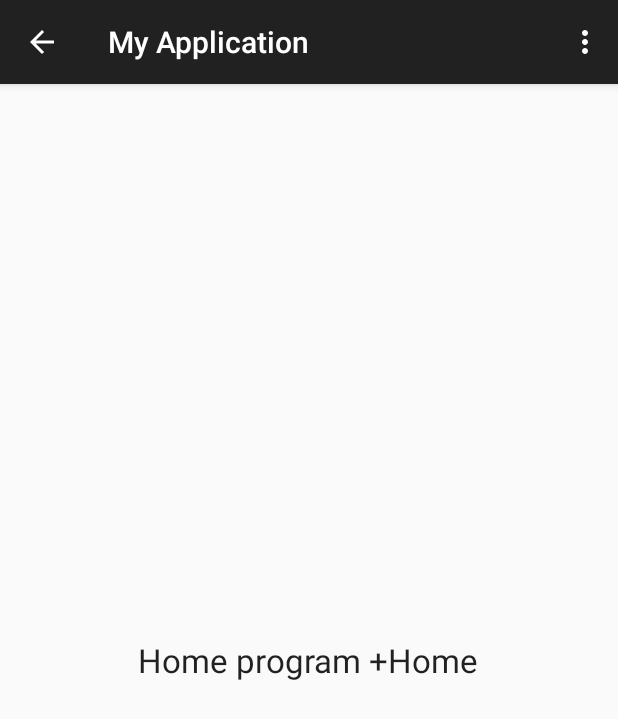
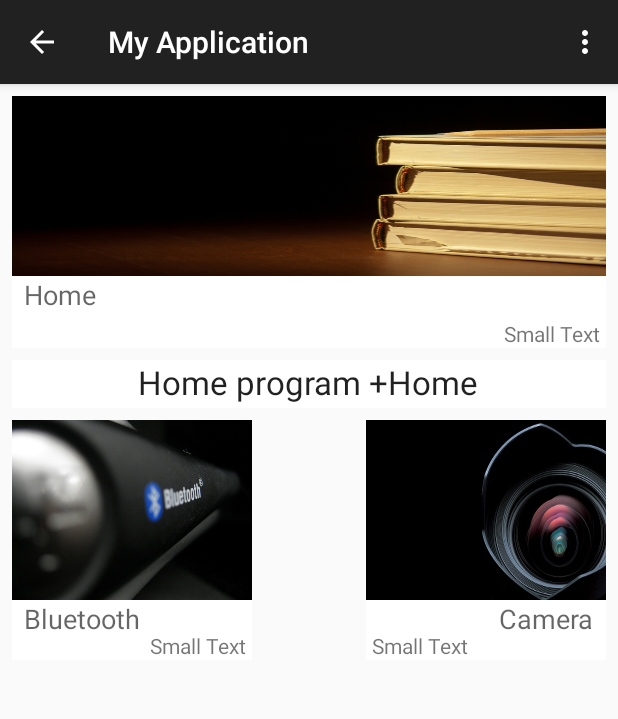
Before and after one commit to GimmyHchs/BarcodeScanner, an Android app: the screen it shows after launch (NavigationDrawerActivity), on a phone screen of 412 x 824 dp. Shown: the top 719 px of the screen. Run offline under Robolectric (Android 15) with nearby library versions, the phone set to English and light mode, and no system bars; 2 statements that could not run were skipped.

Commit message:
HomePage Design
1.import 3 JPG file
2.Link Home page To other pages

```diff
--- a/app/src/main/java/com/genki/user/barcodescanner/FragmentHome.java
+++ b/app/src/main/java/com/genki/user/barcodescanner/FragmentHome.java
@@ -3,15 +3,19 @@ package com.genki.user.barcodescanner;
 import android.os.Bundle;
 import android.support.annotation.Nullable;
 import android.support.v4.app.Fragment;
+import android.support.v4.app.FragmentManager;
 import android.view.LayoutInflater;
 import android.view.View;
 import android.view.ViewGroup;
+import android.widget.ImageView;
 import android.widget.TextView;
 
 /**
  * Created by User on 2015/4/13.
  */
 public class FragmentHome extends Fragment {
+    private ImageView iv_bluetooth;
+    private ImageView iv_camera;
     @Override
     public View onCreateView(LayoutInflater inflater, @Nullable ViewGroup container, @Nullable Bundle savedInstanceState) {
         return inflater.inflate(R.layout.fragment_home, container, false);
@@ -22,6 +26,23 @@ public class FragmentHome extends Fragment {
         super.onActivityCreated(savedInstanceState);
         TextView tv=(TextView) getView().findViewById(R.id.tv_fragment_home_test);
         tv.setText("Home program +"+tv.getText().toString());
+        iv_bluetooth=(ImageView)getActivity().findViewById(R.id.iv_fragment_home_bluetooth);
+        iv_bluetooth.setOnClickListener(new View.OnClickListener() {
+            @Override
+            public void onClick(View v) {
+                FragmentManager fragmentManager=getActivity().getSupportFragmentManager();
+                fragmentManager.beginTransaction().replace(R.id.content_frame,new FragmentBluetooth()).commit();
+            }
+        });
+
+        iv_camera=(ImageView)getActivity().findViewById(R.id.iv_fragment_home_camera);
+        iv_camera.setOnClickListener(new View.OnClickListener() {
+            @Override
+            public void onClick(View v) {
+                FragmentManager fragmentManager=getActivity().getSupportFragmentManager();
+                fragmentManager.beginTransaction().replace(R.id.content_frame,new FragmentCamera()).commit();
+            }
+        });
 
     }
 }
--- a/app/src/main/java/com/genki/user/barcodescanner/MainActivity.java
+++ b/app/src/main/java/com/genki/user/barcodescanner/MainActivity.java
@@ -15,6 +15,7 @@ import android.view.MenuItem;
 import android.view.View;
 import android.widget.Button;
 import android.widget.EditText;
+import android.widget.ImageView;
 import android.widget.TextView;
 
 import com.google.zxing.integration.android.IntentIntegrator;
@@ -29,6 +30,7 @@ public class MainActivity extends ActionBarActivity {
     private TextView tv_record;
     private EditText ed;
     private Button btn_start, btn_stop,btn_camerascan;
+
 
     private HttpRequestToSMSServer requestToSMSServer;
 
--- a/app/src/main/java/com/genki/user/barcodescanner/NavigationDrawerActivity.java
+++ b/app/src/main/java/com/genki/user/barcodescanner/NavigationDrawerActivity.java
@@ -119,8 +119,7 @@ public class NavigationDrawerActivity extends ActionBarActivity {
                 return;
         }
         if(fragment!=null){
-            FragmentManager fragmentManager=getSupportFragmentManager();
-            fragmentManager.beginTransaction().replace(R.id.content_frame,fragment).commit();
+            replaceContentView(fragment);
         }
         // 更新被選擇項目，換標題文字，關閉選單
         lstDrawer.setItemChecked(position, true);
@@ -141,6 +140,19 @@ public class NavigationDrawerActivity extends ActionBarActivity {
     }
     private void findAllView(){
 
+    }
+    private void replaceToHomePage(){
+
+    }
+    private void replaceToBluetoothPage(){
+
+    }
+    private void replaceToCameraPage(){
+
+    }
+    private void replaceContentView(Fragment fragment){
+        FragmentManager fragmentManager=getSupportFragmentManager();
+        fragmentManager.beginTransaction().replace(R.id.content_frame,fragment).commit();
     }
 
 
--- a/app/src/main/res/layout/fragment_home.xml
+++ b/app/src/main/res/layout/fragment_home.xml
@@ -3,13 +3,154 @@
     android:layout_width="match_parent"
     android:layout_height="match_parent" >
 
-    <TextView
-        android:id="@+id/tv_fragment_home_test"
+
+
+    <ImageView
         android:layout_width="wrap_content"
-        android:layout_height="wrap_content"
+        android:layout_height="120dp"
+        android:id="@+id/imageView"
+        android:layout_alignParentTop="true"
         android:layout_centerHorizontal="true"
-        android:layout_centerVertical="true"
-        android:text="Home"
-        android:textAppearance="?android:attr/textAppearanceLarge" />
+        android:background="@drawable/background_book"
+        android:scaleType="fitCenter"
+        android:layout_marginLeft="8dp"
+        android:layout_marginRight="8dp"
+        android:layout_marginTop="8dp" />
+
+    <RelativeLayout
+        android:orientation="horizontal"
+        android:layout_width="fill_parent"
+        android:layout_height="48dp"
+        android:layout_below="@+id/imageView"
+        android:layout_centerHorizontal="true"
+        android:background="#FFFFFF"
+        android:layout_marginLeft="8dp"
+        android:layout_marginRight="8dp"
+        android:id="@+id/relativeLayout">
+
+        <TextView
+            android:layout_width="wrap_content"
+            android:layout_height="wrap_content"
+            android:textAppearance="?android:attr/textAppearanceMedium"
+            android:text="Home"
+            android:id="@+id/textView"
+            android:layout_marginLeft="8dp" />
+
+        <TextView
+            android:layout_width="wrap_content"
+            android:layout_height="wrap_content"
+            android:textAppearance="?android:attr/textAppearanceSmall"
+            android:text="Small Text"
+
+            android:id="@+id/textView2"
+            android:layout_alignParentBottom="true"
+            android:layout_alignParentRight="true"
+            android:layout_alignParentEnd="true"
+            android:layout_marginRight="4dp" />
+    </RelativeLayout>
+
+    <RelativeLayout
+        android:layout_width="fill_parent"
+        android:layout_height="32dp"
+        android:layout_marginRight="8dp"
+        android:layout_marginBottom="8dp"
+        android:layout_below="@+id/relativeLayout"
+        android:layout_alignLeft="@+id/relativeLayout"
+        android:layout_alignStart="@+id/relativeLayout"
+        android:layout_marginTop="8dp"
+        android:background="#FFFFFF"
+        android:id="@+id/relativeLayout2">
+
+        <TextView
+            android:id="@+id/tv_fragment_home_test"
+            android:layout_width="wrap_content"
+            android:layout_height="match_parent"
+            android:layout_centerHorizontal="true"
+            android:layout_centerVertical="true"
+            android:text="Home"
+            android:textAppearance="?android:attr/textAppearanceLarge" />
+        </RelativeLayout>
+
+    <ImageView
+        android:layout_width="160dp"
+        android:layout_height="120dp"
+        android:id="@+id/iv_fragment_home_bluetooth"
+        android:background="@drawable/background_bluetooth"
+        android:layout_below="@+id/relativeLayout2"
+        android:layout_alignLeft="@+id/relativeLayout2"
+        android:layout_alignStart="@+id/relativeLayout2" />
+
+    <RelativeLayout
+        android:layout_width="fill_parent"
+        android:layout_height="40dp"
+        android:layout_below="@+id/iv_fragment_home_bluetooth"
+        android:layout_alignLeft="@+id/iv_fragment_home_bluetooth"
+        android:layout_alignStart="@+id/iv_fragment_home_bluetooth"
+        android:layout_alignRight="@+id/iv_fragment_home_bluetooth"
+        android:background="#FFFFFF"
+        android:layout_alignEnd="@+id/iv_fragment_home_bluetooth">
+
+        <TextView
+            android:layout_width="wrap_content"
+            android:layout_height="wrap_content"
+            android:textAppearance="?android:attr/textAppearanceMedium"
+            android:text="Bluetooth"
+            android:id="@+id/textView3"
+            android:layout_marginLeft="8dp" />
+
+        <TextView
+            android:layout_width="wrap_content"
+            android:layout_height="wrap_content"
+            android:textAppearance="?android:attr/textAppearanceSmall"
+            android:text="Small Text"
+            android:id="@+id/textView4"
+            android:layout_alignParentBottom="true"
+            android:layout_alignParentRight="true"
+            android:layout_alignParentEnd="true"
+            android:layout_marginRight="4dp" />
+    </RelativeLayout>
+
+    <ImageView
+        android:layout_width="160dp"
+        android:layout_height="120dp"
+        android:id="@+id/iv_fragment_home_camera"
+        android:layout_alignTop="@+id/iv_fragment_home_bluetooth"
+        android:layout_alignRight="@+id/relativeLayout2"
+        android:layout_alignEnd="@+id/relativeLayout2"
+        android:background="@drawable/background_camera" />
+
+    <RelativeLayout
+        android:layout_width="fill_parent"
+        android:layout_height="40dp"
+        android:layout_below="@+id/iv_fragment_home_camera"
+        android:layout_alignLeft="@+id/iv_fragment_home_camera"
+        android:layout_alignStart="@+id/iv_fragment_home_camera"
+        android:layout_alignRight="@+id/relativeLayout2"
+        android:layout_alignEnd="@+id/relativeLayout2"
+        android:background="#FFFFFF"
+        >
+
+        <TextView
+            android:layout_width="wrap_content"
+            android:layout_height="wrap_content"
+            android:textAppearance="?android:attr/textAppearanceMedium"
+            android:text="Camera"
+            android:id="@+id/textView5"
+            android:layout_alignParentTop="true"
+            android:layout_alignParentRight="true"
+            android:layout_alignParentEnd="true"
+            android:layout_marginRight="8dp" />
+
+        <TextView
+            android:layout_width="wrap_content"
+            android:layout_height="wrap_content"
+            android:textAppearance="?android:attr/textAppearanceSmall"
+            android:text="Small Text"
+            android:id="@+id/textView6"
+            android:layout_alignParentBottom="true"
+            android:layout_alignParentLeft="true"
+            android:layout_alignParentStart="true"
+            android:layout_marginLeft="4dp" />
+    </RelativeLayout>
 
 </RelativeLayout>
```
Also changed, not shown: app/src/main/res/drawable/background_bluetooth.jpg (added), app/src/main/res/drawable/background_book.jpg (added), app/src/main/res/drawable/background_camera.jpg (added).
